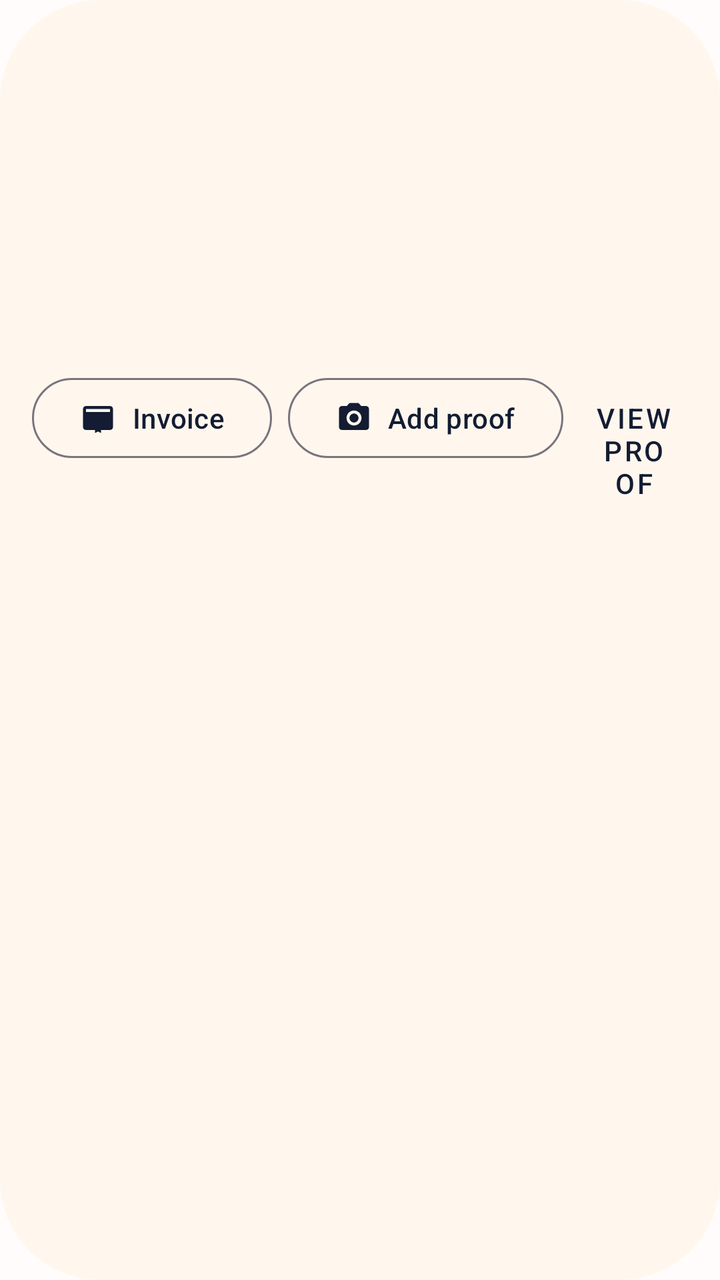
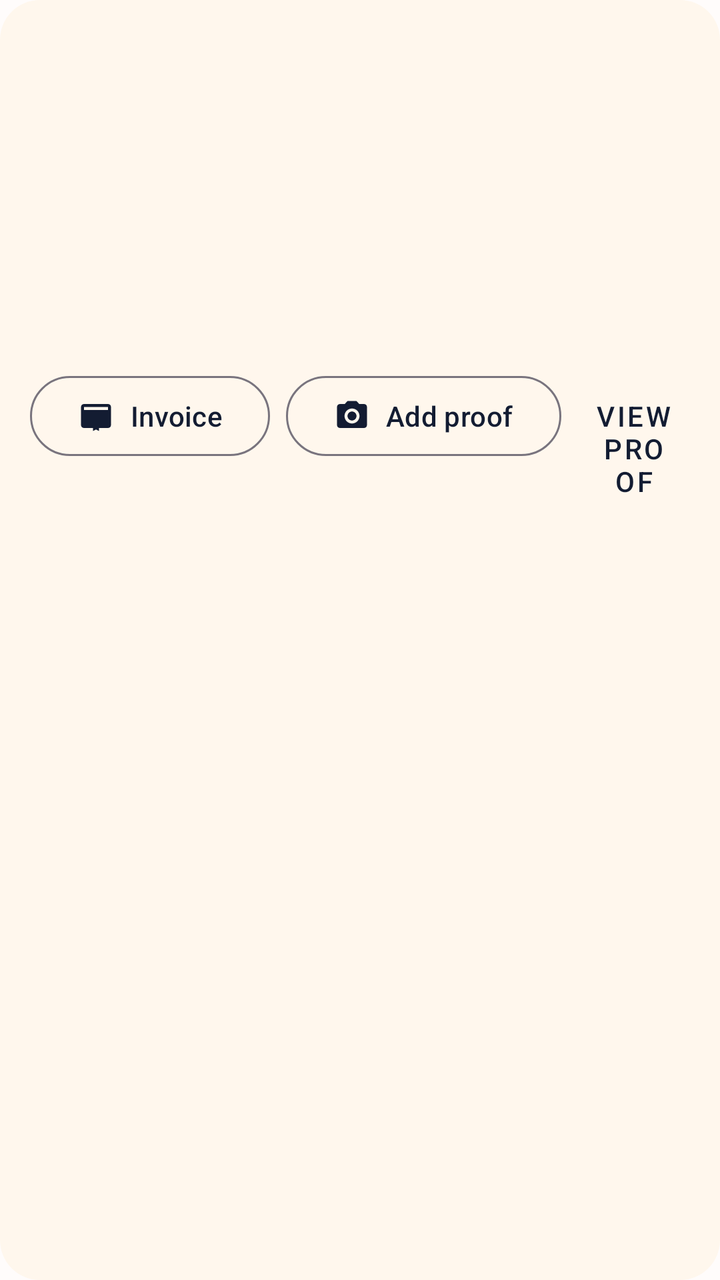

An Android layout rendered at two revisions. The XML below is the earlier revision; the diff shows what the commit changed to produce the second picture.
<!-- AndroidManifest.xml: application theme Theme.CarRentingTest -->
<!-- res/layout/item_pos_rental.xml -->
<?xml version="1.0" encoding="utf-8"?>
<LinearLayout xmlns:android="http://schemas.android.com/apk/res/android"
    xmlns:app="http://schemas.android.com/apk/res-auto"
    android:layout_width="match_parent"
    android:layout_height="wrap_content"
    android:layout_marginBottom="12dp"
    android:background="@drawable/bg_badge_soft"
    android:orientation="vertical"
    android:padding="16dp">

    <TextView
        android:id="@+id/tvClientName"
        style="?attr/textAppearanceBodyLarge"
        android:layout_width="wrap_content"
        android:layout_height="wrap_content"
        android:textColor="?attr/colorOnSurface" />

    <TextView
        android:id="@+id/tvClientPhone"
        style="?attr/textAppearanceBodySmall"
        android:layout_width="wrap_content"
        android:layout_height="wrap_content"
        android:layout_marginTop="2dp"
        android:textColor="?attr/colorOnSurfaceVariant" />

    <TextView
        android:id="@+id/tvRentalPeriod"
        style="?attr/textAppearanceBodyMedium"
        android:layout_width="wrap_content"
        android:layout_height="wrap_content"
        android:layout_marginTop="8dp"
        android:textColor="?attr/colorOnSurface" />

    <TextView
        android:id="@+id/tvRentalDuration"
        style="?attr/textAppearanceBodySmall"
        android:layout_width="wrap_content"
        android:layout_height="wrap_content"
        android:layout_marginTop="2dp"
        android:textColor="?attr/colorOnSurfaceVariant" />

    <TextView
        android:id="@+id/tvRentalStatus"
        style="?attr/textAppearanceBodySmall"
        android:layout_width="wrap_content"
        android:layout_height="wrap_content"
        android:layout_marginTop="8dp"
        android:textColor="?attr/colorOnSurfaceVariant" />

    <TextView
        android:id="@+id/tvRentalAmount"
        style="?attr/textAppearanceBodyMedium"
        android:layout_width="wrap_content"
        android:layout_height="wrap_content"
        android:layout_marginTop="4dp"
        android:textColor="?attr/colorPrimary" />

    <TextView
        android:id="@+id/tvPaymentProofStatus"
        style="?attr/textAppearanceBodySmall"
        android:layout_width="wrap_content"
        android:layout_height="wrap_content"
        android:layout_marginTop="8dp"
        android:textColor="?attr/colorOnSurfaceVariant" />

    <LinearLayout
        android:layout_width="match_parent"
        android:layout_height="wrap_content"
        android:gravity="end"
        android:layout_marginTop="12dp"
        android:orientation="horizontal">

        <com.google.android.material.button.MaterialButton
            android:id="@+id/btnInvoice"
            style="?attr/materialButtonOutlinedStyle"
            android:layout_width="wrap_content"
            android:layout_height="wrap_content"
            android:layout_marginEnd="8dp"
            android:text="@string/pos_generate_invoice"
            app:icon="@drawable/ic_card_membership"
            app:iconGravity="textStart"
            app:iconPadding="8dp" />

        <com.google.android.material.button.MaterialButton
            android:id="@+id/btnAttachProof"
            style="?attr/materialButtonOutlinedStyle"
            android:layout_width="wrap_content"
            android:layout_height="wrap_content"
            android:layout_marginEnd="8dp"
            android:text="@string/pos_attach_payment_proof"
            app:icon="@drawable/ic_camera"
            app:iconGravity="textStart"
            app:iconPadding="8dp" />

        <com.google.android.material.button.MaterialButton
            android:id="@+id/btnViewProof"
            style="@style/Widget.MaterialComponents.Button.TextButton"
            android:layout_width="wrap_content"
            android:layout_height="wrap_content"
            android:text="@string/pos_view_payment_proof" />

    </LinearLayout>

</LinearLayout>
<!-- resources referenced by this layout -->
<resources>
  <!-- drawable bg_badge_soft (drawable) -->
  <?xml version="1.0" encoding="utf-8"?>
  <shape xmlns:android="http://schemas.android.com/apk/res/android"
      android:shape="rectangle">
      <solid android:color="#FFF7ED" />
      <corners android:radius="50dp" />
  </shape>
  <!-- drawable ic_camera (drawable) -->
  <vector xmlns:android="http://schemas.android.com/apk/res/android"
      android:width="24dp"
      android:height="24dp"
      android:viewportWidth="24"
      android:viewportHeight="24">
      <path
          android:fillColor="@android:color/white"
          android:pathData="M9,2L7.17,4L4,4C2.9,4 2,4.9 2,6L2,18C2,19.1 2.9,20 4,20L20,20C21.1,20 22,19.1 22,18L22,6C22,4.9 21.1,4 20,4L16.83,4L15,2L9,2ZM12,7C14.76,7 17,9.24 17,12C17,14.76 14.76,17 12,17C9.24,17 7,14.76 7,12C7,9.24 9.24,7 12,7ZM12,9C10.35,9 9,10.35 9,12C9,13.65 10.35,15 12,15C13.65,15 15,13.65 15,12C15,10.35 13.65,9 12,9Z"/>
  </vector>
  <!-- drawable ic_card_membership (drawable) -->
  <vector xmlns:android="http://schemas.android.com/apk/res/android"
      android:width="24dp"
      android:height="24dp"
      android:viewportWidth="24"
      android:viewportHeight="24">
      <path
          android:fillColor="@color/colorPrimary"
          android:pathData="M20,4L4,4C2.89,4 2.01,4.89 2.01,6L2,18C2,19.11 2.89,20 4,20L10,20V22L12,21L14,22V20L20,20C21.11,20 22,19.11 22,18L22,6C22,4.89 21.11,4 20,4ZM20,8L4,8L4,6L20,6L20,8Z"/>
  </vector>
  <string name="pos_attach_payment_proof">Add proof</string>
  <string name="pos_generate_invoice">Invoice</string>
  <string name="pos_view_payment_proof">View proof</string>
  <style name="Theme.CarRentingTest" parent="Base.Theme.CarRentingTest" />
  <color name="colorPrimary">@color/palette_dark_blue</color>
  <style name="Base.Theme.CarRentingTest" parent="Theme.Material3.DayNight.NoActionBar">
          <item name="colorPrimary">@color/colorPrimary</item>
          <item name="colorPrimaryVariant">@color/colorPrimaryVariant</item>
          <item name="colorOnPrimary">@color/colorOnPrimary</item>
          <item name="colorSecondary">@color/colorSecondary</item>
          <item name="colorSecondaryVariant">@color/colorSecondaryVariant</item>
          <item name="colorOnSecondary">@color/colorOnSecondary</item>
          <item name="android:statusBarColor">@color/colorPrimaryVariant</item>
          <item name="android:navigationBarColor">@color/colorSurface</item>
          <item name="android:windowBackground">@color/colorBackground</item>
      </style>
  <color name="palette_dark_blue">#131C32</color>
  <color name="colorPrimaryVariant">@color/palette_deep_blue</color>
  <color name="colorOnPrimary">@color/palette_white</color>
  <color name="colorSecondary">@color/palette_teal</color>
  <color name="colorSecondaryVariant">#C89C2E</color>
  <color name="colorOnSecondary">@color/palette_dark_blue</color>
  <color name="colorSurface">@color/palette_white</color>
  <color name="colorBackground">@color/palette_very_light_blue</color>
  <color name="palette_deep_blue">#1F2A44</color>
  <color name="palette_white">#FFFFFF</color>
  <color name="palette_teal">#D4AF37</color>
  <color name="palette_very_light_blue">#FFFCFB</color>
</resources>

<!-- the commit's change to res/layout/item_pos_rental.xml (unified diff, before → after) -->
@@ -5,8 +5,8 @@
     android:layout_height="wrap_content"
     android:layout_marginBottom="12dp"
     android:background="@drawable/bg_badge_soft"
-    android:orientation="vertical"
-    android:padding="16dp">
+    android:padding="15dp"
+    android:orientation="vertical">
 
     <TextView
         android:id="@+id/tvClientName"
<!-- resource entries referenced after the edit -->
@@ -5,7 +5,7 @@
   <shape xmlns:android="http://schemas.android.com/apk/res/android"
       android:shape="rectangle">
       <solid android:color="#FFF7ED" />
-      <corners android:radius="50dp" />
+      <corners android:radius="20dp" />
   </shape>
   <!-- drawable ic_camera (drawable) -->
   <vector xmlns:android="http://schemas.android.com/apk/res/android"
